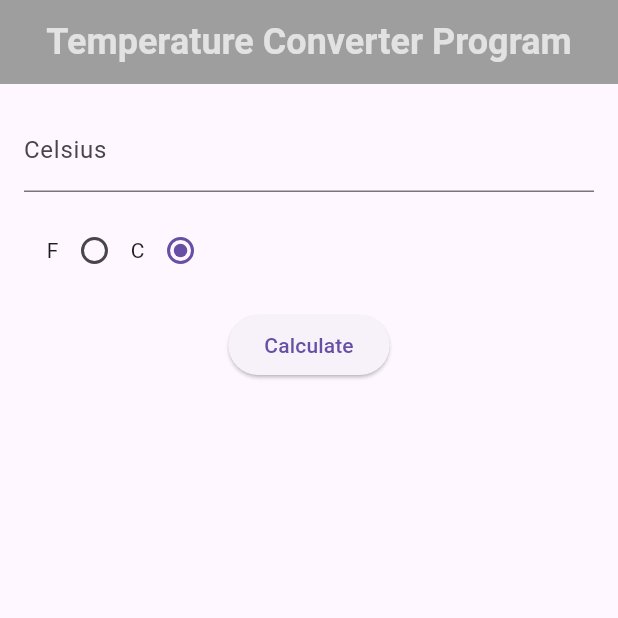
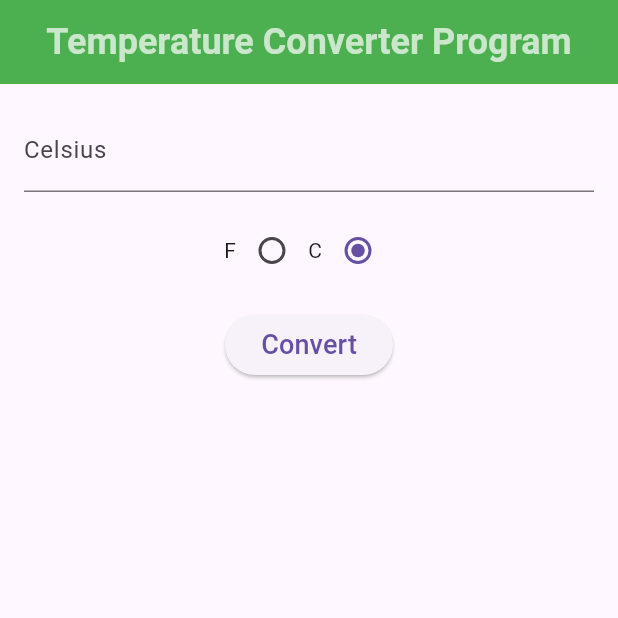
Before and after one commit to tuyishimejohnson/converter_application, a Flutter app: the screen it shows after launch, on a phone screen of 412 x 824 dp, the top half of it. Run offline on Flutter 3.47's test engine with Material 3 defaults, Android fonts, the phone set to English and light mode, and no system bars; Roboto replaces fonts that are missing (Poppins).

Commit message:
Added a convert button.

```diff
--- a/lib/main.dart
+++ b/lib/main.dart
@@ -52,12 +52,13 @@ class TempState extends State<TempApp> {
         ),
       ),
       centerTitle: true,
-      backgroundColor: Colors.grey[500],
+      backgroundColor: Colors.green[500],
     );
 
     Container tempSwitch = Container(
       padding: EdgeInsets.all(15.0),
       child: Row(
+        mainAxisAlignment: MainAxisAlignment.center,
         children: <Widget>[
           Text("F"),
           Radio<bool>(
@@ -85,7 +86,11 @@ class TempState extends State<TempApp> {
 
     Container calcBtn = Container(
       child: ElevatedButton(
-        child: Text("Calculate"),
+        child: Text("Convert",
+        style: TextStyle(
+          fontSize: 18,
+        ),
+        ),
         onPressed: () {
           setState(() {
             CelciusOrFahreneit == false
@@ -111,15 +116,27 @@ class TempState extends State<TempApp> {
 
     return Scaffold(
       appBar: appBar,
-      body: Container(
+      body: OrientationBuilder(
+        builder: (context, orientation) {
+          return Container(
             padding: EdgeInsets.all(16.0),
-        child: Column(
+            child: orientation == Orientation.portrait
+                ? Column(
               children: <Widget>[
                 inputField,
                 tempSwitch,
                 calcBtn,
               ],
+            )
+                : Row(
+              children: <Widget>[
+                Expanded(child: inputField),
+                Expanded(child: tempSwitch),
+                Expanded(child: calcBtn),
+              ],
             ),
+          );
+        },
       ),
     );
   }
```
Lines whose indentation alone changed are shown as unchanged.
